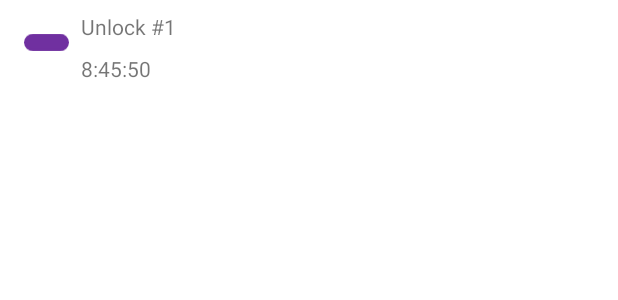
After one commit to MichaelMilich/BordcastTest, an Android app: the layout list_item_unlock_event.xml on its own in the app's theme, with its tools: preview values and no code run, on a phone screen of 412 x 824 dp. The commit adds this screen. Shown: the top 300 px of the screen. Run offline under Robolectric (Android 15) with nearby library versions, the phone set to English and light mode, and no system bars.

Commit message:
went through the relative codelabs ( i think). Now i have to use the libraries of recycleview and to make my clock view work with it. the plan is this: 1) in fragment code make sure the function for placing the tag views works. 2) follow the bummble app tutorials for custom layoutmanager to make my own layoutmanager.

```diff
--- /dev/null
+++ b/app/src/main/res/layout/list_item_unlock_event.xml
@@ -0,0 +1,55 @@
+<?xml version="1.0" encoding="utf-8"?>
+<layout xmlns:android="http://schemas.android.com/apk/res/android"
+    xmlns:app="http://schemas.android.com/apk/res-auto"
+    xmlns:tools="http://schemas.android.com/tools">
+
+    <data>
+        <variable
+            name="unlockEvent"
+            type="millich.michael.bordcasttest.databse.UnlockEvent" />
+    </data>
+
+    <androidx.constraintlayout.widget.ConstraintLayout
+        android:layout_width="match_parent"
+        android:layout_height="wrap_content">
+
+        <ImageView
+            android:id="@+id/tag_image"
+            android:layout_width="30dp"
+            android:layout_height="30dp"
+            android:layout_marginStart="16dp"
+            android:layout_marginTop="8dp"
+            android:layout_marginBottom="8dp"
+            app:layout_constraintBottom_toBottomOf="parent"
+            app:layout_constraintStart_toStartOf="parent"
+            app:layout_constraintTop_toTopOf="parent"
+            android:rotation="90"
+            tools:srcCompat="@drawable/ic_dot"
+            app:unlockTimeTag="@{unlockEvent}"/>
+
+        <TextView
+            android:id="@+id/unlock_id"
+            android:layout_width="0dp"
+            android:layout_height="20dp"
+            android:layout_marginStart="8dp"
+            android:layout_marginTop="8dp"
+            android:layout_marginEnd="16dp"
+            app:layout_constraintEnd_toEndOf="parent"
+            app:layout_constraintStart_toEndOf="@+id/tag_image"
+            app:layout_constraintTop_toTopOf="parent"
+            tools:text="Unlock #1"
+            app:unlockIdText="@{unlockEvent}"/>
+
+        <TextView
+            android:id="@+id/unlock_time"
+            android:layout_width="0dp"
+            android:layout_height="20dp"
+            android:layout_marginTop="8dp"
+            app:layout_constraintEnd_toEndOf="@+id/unlock_id"
+            app:layout_constraintHorizontal_bias="0.0"
+            app:layout_constraintStart_toStartOf="@+id/unlock_id"
+            app:layout_constraintTop_toBottomOf="@+id/unlock_id"
+            tools:text="8:45:50"
+            app:unlockTimeText="@{unlockEvent}"/>
+    </androidx.constraintlayout.widget.ConstraintLayout>
+</layout>
--- a/build.gradle
+++ b/build.gradle
@@ -10,9 +10,9 @@ buildscript {
         mavenCentral()
     }
     dependencies {
-        classpath 'com.android.tools.build:gradle:7.1.1'
+        classpath 'com.android.tools.build:gradle:7.1.2'
         classpath "org.jetbrains.kotlin:kotlin-gradle-plugin:1.6.10"
-        classpath "androidx.navigation:navigation-safe-args-gradle-plugin:2.3.0"
+        classpath 'androidx.navigation:navigation-safe-args-gradle-plugin:2.4.1'
 
         // NOTE: Do not place your application dependencies here; they belong
         // in the individual module build.gradle files
```
Also changed, not shown: app/src/main/java/millich/michael/bordcasttest/home/BindingUtils.kt (added, +24 -0 lines), app/src/main/java/millich/michael/bordcasttest/home/HomeFragment.kt (+30 -9 lines), app/src/main/java/millich/michael/bordcasttest/home/UnlockEventAdapter.kt (+38 -17 lines), app/src/main/res/layout/home_fragment.xml (+6 -4 lines).
